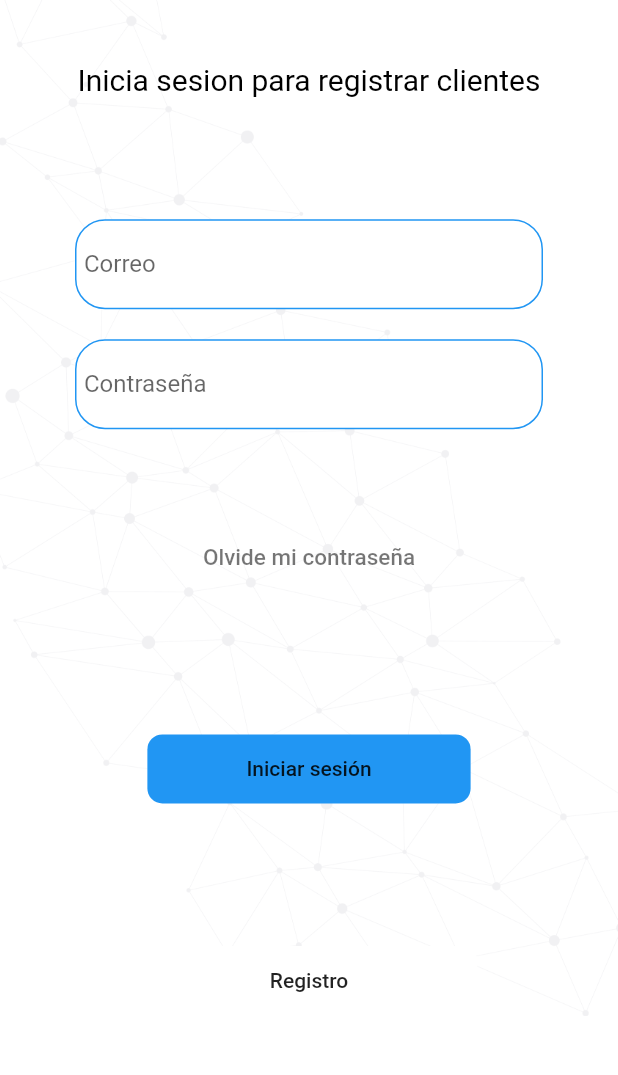
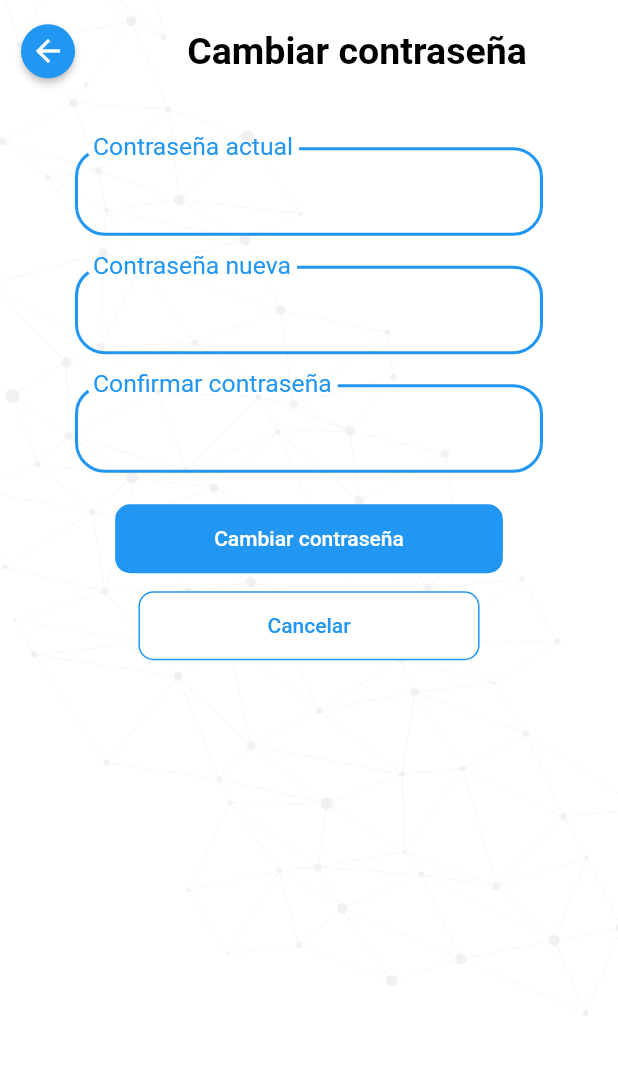
Before and after one commit to elizabeth0809/netafim, a Flutter app: the screen it shows after launch, on a phone screen of 412 x 824 dp, the part 96-1171 px from its top. Run offline on Flutter 3.47's test engine with Material 2 defaults, Android fonts, the phone set to English and light mode, and no system bars.

Commit message:
cambios existentes

```diff
--- a/lib/main.dart
+++ b/lib/main.dart
@@ -1,5 +1,10 @@
 import 'package:flutter/material.dart';
+import 'package:netafim/ui/changePassword/changePassword.dart';
 import 'package:netafim/ui/login/loginPage.dart';
+import 'package:netafim/ui/register/confirmRegister.dart';
+import 'package:netafim/ui/register/registerPage.dart';
+
+import 'ui/reset password/resetPassword.dart';
 
 void main() {
   runApp(MyApp());
@@ -11,9 +16,13 @@ class MyApp extends StatelessWidget {
     return MaterialApp(
       debugShowCheckedModeBanner: false,
       title: 'Productos App',
-      initialRoute: 'login',
+      initialRoute: 'changepassword',
       routes: {
         'login': (_) => LoginPage(),
+        'register': (_) => RegisterPage(),
+        'resetPassword': (_) => ResetPassword(),
+        'confirmregister': (_) => ConfirmRegister(),
+        'changepassword': (_) => ChangePasswordPage()
       },
       theme: ThemeData.light().copyWith(
         scaffoldBackgroundColor: Colors.white,
--- /dev/null
+++ b/lib/ui/changePassword/changePassword.dart
@@ -0,0 +1,102 @@
+import 'package:flutter/material.dart';
+import 'package:netafim/ui/widgets/buttonBlue.dart';
+import 'package:netafim/ui/widgets/buttons.dart';
+import 'package:netafim/ui/widgets/customInput.dart';
+import 'package:netafim/ui/widgets/logo.dart';
+
+class ChangePasswordPage extends StatelessWidget {
+  const ChangePasswordPage({super.key});
+
+  @override
+  Widget build(BuildContext context) {
+    return Scaffold(
+        body: SafeArea(
+      child: SingleChildScrollView(
+          child: Container(
+        height: MediaQuery.of(context).size.height * 0.9,
+        decoration: BoxDecoration(
+            image: DecorationImage(
+                image: AssetImage('assets/fondo.png'), fit: BoxFit.cover)),
+        child: Column(
+          children: [
+            Logo(),
+            SizedBox(
+              height: 10,
+            ),
+            Container(
+                child: Row(
+              children: [
+                ElevatedButton(
+                  onPressed: () {},
+                  child: Icon(Icons.arrow_back, color: Colors.white),
+                  style: ElevatedButton.styleFrom(
+                    shape: CircleBorder(),
+                    padding: EdgeInsets.all(5),
+                    backgroundColor: Colors.blue, // <-- Button color
+                  ),
+                ),
+                Expanded(
+                  child: Text('Cambiar contraseña',
+                      textAlign: TextAlign.center,
+                      style: TextStyle(
+                          color: Colors.black,
+                          fontSize: 25,
+                          fontWeight: FontWeight.bold)),
+                ),
+              ],
+            )),
+            Form(),
+            buttonLogin(
+              onPressed: () {},
+              text: 'Cambiar contraseña',
+              onPressed2: () {},
+              text2: 'Cancelar',
+            )
+          ],
+        ),
+      )),
+    ));
+  }
+}
+
+class Form extends StatefulWidget {
+  const Form({
+    Key? key,
+  }) : super(key: key);
+
+  @override
+  State<Form> createState() => _FormState();
+}
+
+class _FormState extends State<Form> {
+  final passActCtrl = TextEditingController();
+  final passNewCtrl = TextEditingController();
+  final passNewConCtrl = TextEditingController();
+
+  @override
+  Widget build(BuildContext context) {
+    return Container(
+      margin: EdgeInsets.only(top: 40),
+      padding: EdgeInsets.symmetric(horizontal: 50),
+      child: Column(
+        children: <Widget>[
+          CustomInput(
+            placeholder: 'Contraseña actual',
+            keyboardType: TextInputType.emailAddress,
+            textController: passActCtrl,
+          ),
+          CustomInput(
+            placeholder: 'Contraseña nueva',
+            isPassword: true,
+            textController: passNewCtrl,
+          ),
+          CustomInput(
+            placeholder: 'Confirmar contraseña',
+            isPassword: true,
+            textController: passNewConCtrl,
+          ),
+        ],
+      ),
+    );
+  }
+}
--- a/lib/ui/login/loginPage.dart
+++ b/lib/ui/login/loginPage.dart
@@ -1,4 +1,5 @@
 import 'package:flutter/material.dart';
+import 'package:netafim/ui/widgets/buttons.dart';
 import 'package:netafim/ui/widgets/customInput.dart';
 import 'package:netafim/ui/widgets/logo.dart';
 
@@ -16,12 +17,20 @@ class LoginPage extends StatelessWidget {
                 image: DecorationImage(
                     image: AssetImage('assets/fondo.png'), fit: BoxFit.cover)),
             child: Column(
-              mainAxisAlignment: MainAxisAlignment.spaceBetween,
-              crossAxisAlignment: CrossAxisAlignment.center,
+              mainAxisAlignment: MainAxisAlignment.spaceEvenly,
               children: [
                 Logo(),
-                Text('Inicia sesion para registrar clientes',
-                    style: TextStyle(color: Colors.black, fontSize: 20)),
+                SizedBox(height: 10),
+                Container(
+                  child: Center(
+                    child: Text('Inicia sesion para registrar clientes',
+                        textAlign: TextAlign.center,
+                        style: TextStyle(
+                            color: Colors.black,
+                            fontSize: 25,
+                            fontWeight: FontWeight.w300)),
+                  ),
+                ),
                 Form(),
                 TextButton(
                   onPressed: () =>
@@ -32,37 +41,19 @@ class LoginPage extends StatelessWidget {
                       shape: MaterialStateProperty.all(StadiumBorder())),
                   child: Text(
                     'Olvide mi contraseña',
-                    style: TextStyle(fontSize: 15, color: Colors.black54),
+                    style: TextStyle(
+                      fontSize: 20,
+                      color: Colors.blue,
+                      fontWeight: FontWeight.w300,
+                    ),
                   ),
                 ),
-                SizedBox(height: 10),
-                MaterialButton(
-                    shape: RoundedRectangleBorder(
-                        borderRadius: BorderRadius.circular(10)),
-                    disabledColor: Colors.white,
-                    elevation: 0,
-                    color: Colors.blue,
-                    onPressed: () {},
-                    child: Container(
-                      padding:
-                          EdgeInsets.symmetric(horizontal: 50, vertical: 15),
-                      child: Text('Iniciar sesión'),
-                    )),
-                SizedBox(height: 10),
-                MaterialButton(
-                    shape: RoundedRectangleBorder(
-                        borderRadius: BorderRadius.circular(10)),
-                    disabledColor: Colors.blue,
-                    elevation: 0,
-                    color: Colors.white,
-                    onPressed: () {},
-                    child: Container(
-                      padding:
-                          EdgeInsets.symmetric(horizontal: 70, vertical: 15),
-                      child: Text(
-                        'Registro',
-                      ),
-                    ))
+                buttonLogin(
+                  onPressed: () {},
+                  onPressed2: () {},
+                  text: 'Iniciar sesión',
+                  text2: 'Registro',
+                ),
               ],
             ),
           ),
@@ -92,7 +83,7 @@ class _FormState extends State<Form> {
       child: Column(
         children: <Widget>[
           CustomInput(
-            placeholder: 'Correo',
+            placeholder: 'Correo electrónico',
             keyboardType: TextInputType.emailAddress,
             textController: emailCtrl,
           ),
--- /dev/null
+++ b/lib/ui/widgets/buttons.dart
@@ -0,0 +1,52 @@
+import 'package:flutter/material.dart';
+
+class buttonLogin extends StatelessWidget {
+  final String text;
+  final String text2;
+  final Function() onPressed;
+  final Function() onPressed2;
+
+  const buttonLogin(
+      {super.key,
+      required this.text,
+      required this.onPressed,
+      required this.text2,
+      required this.onPressed2});
+
+  @override
+  Widget build(BuildContext context) {
+    return Container(
+      child: Column(
+        children: [
+          MaterialButton(
+              shape: RoundedRectangleBorder(
+                  borderRadius: BorderRadius.circular(10)),
+              disabledColor: Colors.white,
+              elevation: 0,
+              color: Colors.blue,
+              onPressed: onPressed,
+              child: Container(
+                padding: EdgeInsets.symmetric(horizontal: 50, vertical: 15),
+                child: Text(this.text, style: TextStyle(color: Colors.white)),
+              )),
+          SizedBox(height: 10),
+          MaterialButton(
+              shape: RoundedRectangleBorder(
+                  borderRadius: BorderRadius.circular(10),
+                  side: BorderSide(color: Colors.blue, width: 1)),
+              disabledColor: Colors.blue,
+              elevation: 0,
+              color: Colors.white,
+              onPressed: onPressed2,
+              child: Container(
+                padding: EdgeInsets.symmetric(horizontal: 70, vertical: 15),
+                child: Text(
+                  this.text2,
+                  style: TextStyle(color: Colors.blue),
+                ),
+              ))
+        ],
+      ),
+    );
+  }
+}
--- a/lib/ui/widgets/customInput.dart
+++ b/lib/ui/widgets/customInput.dart
@@ -16,21 +16,26 @@ class CustomInput extends StatelessWidget {
   @override
   Widget build(BuildContext context) {
     return Container(
-        padding: EdgeInsets.only(top: 5, left: 5, bottom: 5, right: 20),
         margin: EdgeInsets.only(bottom: 20),
-        decoration: BoxDecoration(
-            color: Colors.white,
-            borderRadius: BorderRadius.circular(20),
-            border: Border.all(color: Colors.blue, width: 1.0)),
         child: TextFormField(
           controller: this.textController,
           autocorrect: false,
           keyboardType: this.keyboardType,
           obscureText: this.isPassword,
           decoration: InputDecoration(
-              focusedBorder: InputBorder.none,
-              border: InputBorder.none,
-              hintText: this.placeholder),
+            enabledBorder: OutlineInputBorder(
+                borderRadius: BorderRadius.circular(20),
+                borderSide: BorderSide(color: Colors.blue, width: 2.0)),
+            focusedBorder: OutlineInputBorder(
+                borderRadius: BorderRadius.circular(20),
+                borderSide: BorderSide(color: Colors.blue, width: 2.0)),
+            floatingLabelBehavior: FloatingLabelBehavior.always,
+            labelText: this.placeholder,
+            labelStyle: TextStyle(
+                color: Colors.blue,
+                fontSize: 22.0,
+                fontWeight: FontWeight.normal),
+          ),
         ));
   }
 }
```
Also changed, not shown: lib/ui/register/confirmRegister.dart (added, +47 -0 lines), lib/ui/register/registerPage.dart (added, +111 -0 lines), lib/ui/reset password/resetPassword.dart (added, +96 -0 lines), lib/ui/widgets/buttonBlue.dart (added, +29 -0 lines), lib/ui/login/widgets/inputForm.dart (deleted), 1 other file.
